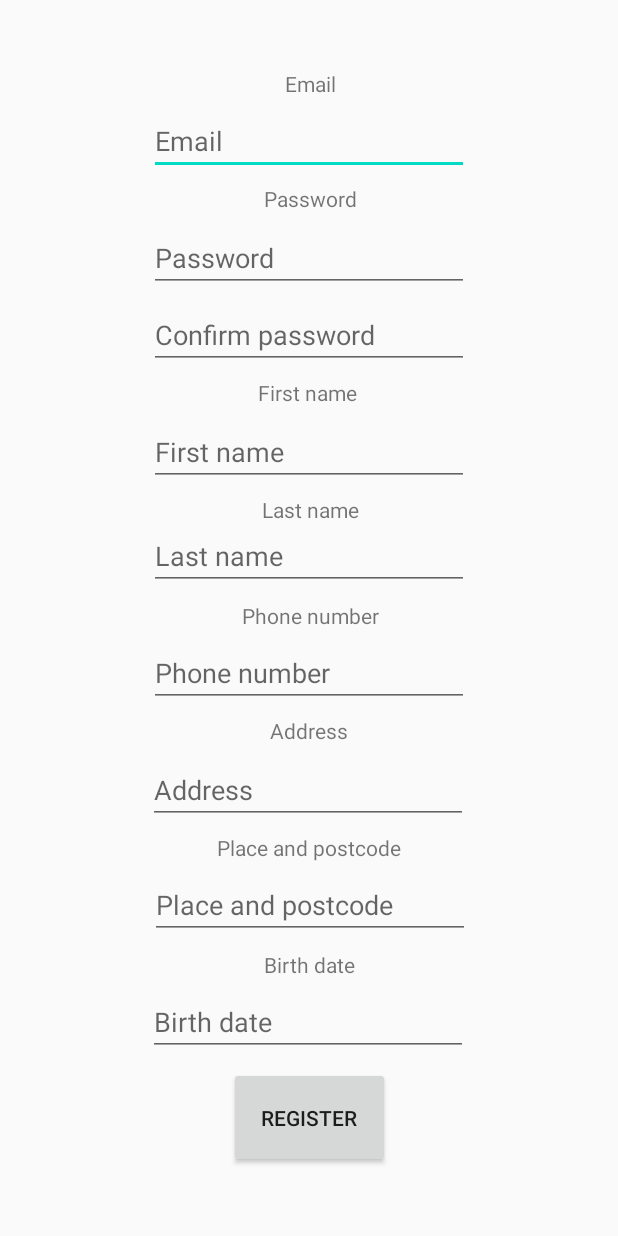
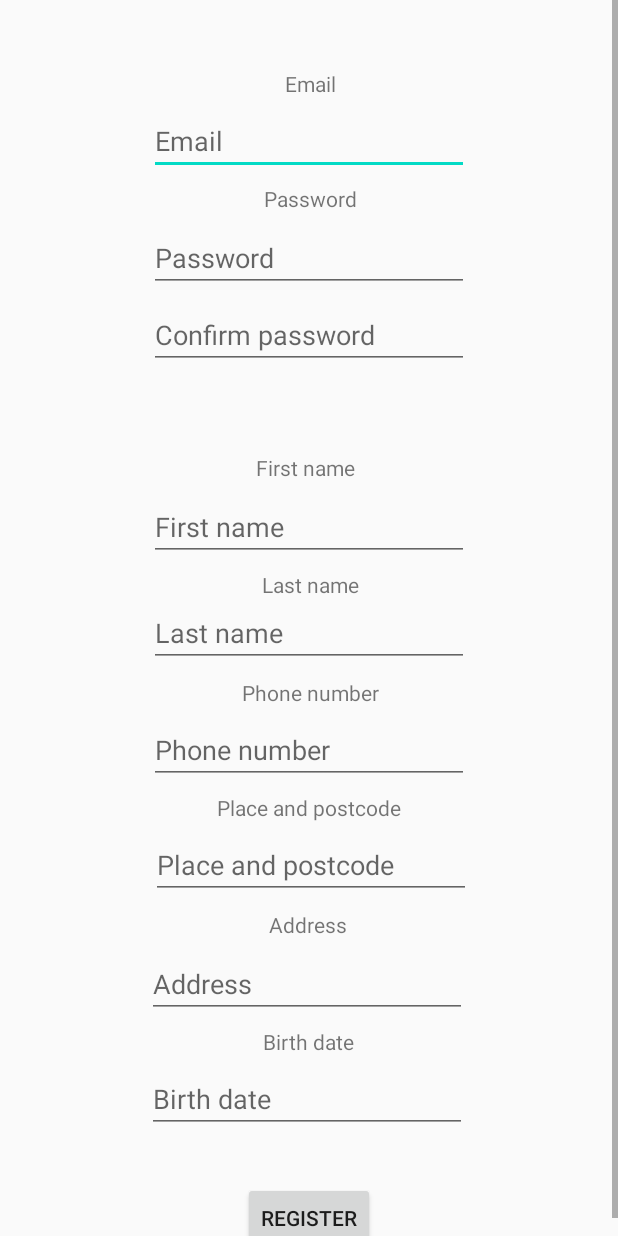
Before and after one commit to k-rahman/cottage-republic, an Android app: the layout register_screen.xml on its own in the app's theme, with its tools: preview values and no code run, on a phone screen of 412 x 824 dp. Run offline under Robolectric (Android 15) with nearby library versions, the phone set to English and light mode, and no system bars.

Commit message:
added Scroll View for the register_screen.xml

```diff
--- a/app/src/main/res/layout/register_screen.xml
+++ b/app/src/main/res/layout/register_screen.xml
@@ -1,10 +1,24 @@
 <?xml version="1.0" encoding="utf-8"?>
 <androidx.constraintlayout.widget.ConstraintLayout xmlns:android="http://schemas.android.com/apk/res/android"
-    xmlns:app="http://schemas.android.com/apk/res-auto"
     xmlns:tools="http://schemas.android.com/tools"
     android:layout_width="match_parent"
     android:layout_height="match_parent"
     tools:context=".RegisterScreen">
+
+    <ScrollView
+        android:id="@+id/RegisterView"
+        android:layout_width="match_parent"
+        android:layout_height="match_parent"
+        tools:layout_editor_absoluteX="0dp"
+        tools:layout_editor_absoluteY="0dp">
+
+        <LinearLayout
+            android:id="@+id/RegisterViewLinear"
+            android:layout_width="match_parent"
+            android:layout_height="wrap_content"
+            android:gravity="center"
+            android:orientation="vertical"
+            tools:baselineAligned="true">
 
             <TextView
                 android:id="@+id/textEmailAddress"
@@ -13,27 +27,17 @@
                 android:layout_marginStart="1dp"
                 android:layout_marginTop="46dp"
                 android:layout_marginBottom="6dp"
-        android:text="@string/email"
-        app:layout_constraintBottom_toTopOf="@+id/editEmailAddress"
-        app:layout_constraintEnd_toEndOf="parent"
-        app:layout_constraintHorizontal_bias="0.5"
-        app:layout_constraintStart_toStartOf="parent"
-        app:layout_constraintTop_toTopOf="parent" />
+                android:text="@string/email" />
 
             <EditText
                 android:id="@+id/editEmailAddress"
                 android:layout_width="wrap_content"
                 android:layout_height="wrap_content"
                 android:layout_marginBottom="6dp"
+                android:autofillHints="emailAddress"
                 android:ems="10"
                 android:hint="@string/email"
-        android:inputType="textEmailAddress"
-        app:layout_constraintBottom_toTopOf="@+id/textPassword"
-        app:layout_constraintEnd_toEndOf="parent"
-        app:layout_constraintHorizontal_bias="0.5"
-        app:layout_constraintStart_toStartOf="parent"
-        app:layout_constraintTop_toBottomOf="@+id/textEmailAddress"
-        android:autofillHints="emailAddress" />
+                android:inputType="textEmailAddress" />
 
             <TextView
                 android:id="@+id/textPassword"
@@ -41,100 +45,64 @@
                 android:layout_height="wrap_content"
                 android:layout_marginStart="1dp"
                 android:layout_marginBottom="7dp"
-        android:text="@string/password"
-        app:layout_constraintBottom_toTopOf="@+id/editPassword"
-        app:layout_constraintEnd_toEndOf="parent"
-        app:layout_constraintHorizontal_bias="0.5"
-        app:layout_constraintStart_toStartOf="parent"
-        app:layout_constraintTop_toBottomOf="@+id/editEmailAddress" />
+                android:text="@string/password" />
 
             <EditText
                 android:id="@+id/editPassword"
                 android:layout_width="wrap_content"
                 android:layout_height="wrap_content"
                 android:layout_marginBottom="6dp"
+                android:autofillHints="newPassword"
                 android:ems="10"
                 android:hint="@string/password"
-        android:inputType="textPassword"
-        app:layout_constraintBottom_toTopOf="@+id/editPassword2"
-        app:layout_constraintEnd_toEndOf="parent"
-        app:layout_constraintHorizontal_bias="0.5"
-        app:layout_constraintStart_toStartOf="parent"
-        app:layout_constraintTop_toBottomOf="@+id/textPassword"
-        android:autofillHints="newPassword" />
+                android:inputType="textPassword" />
 
             <EditText
                 android:id="@+id/editPassword2"
                 android:layout_width="wrap_content"
                 android:layout_height="wrap_content"
                 android:layout_marginBottom="6dp"
+                android:autofillHints="newPassword"
                 android:ems="10"
                 android:hint="@string/confirm_password"
-        android:inputType="textPassword"
-        app:layout_constraintBottom_toTopOf="@+id/textFname"
-        app:layout_constraintEnd_toEndOf="parent"
-        app:layout_constraintHorizontal_bias="0.5"
-        app:layout_constraintStart_toStartOf="parent"
-        app:layout_constraintTop_toBottomOf="@+id/editPassword"
-        android:autofillHints="newPassword" />
+                android:inputType="textPassword" />
 
             <TextView
                 android:id="@+id/textFname"
                 android:layout_width="wrap_content"
                 android:layout_height="wrap_content"
                 android:layout_marginStart="151dp"
+                android:layout_marginTop="50dp"
                 android:layout_marginEnd="153dp"
                 android:layout_marginBottom="7dp"
-        android:text="@string/first_name"
-        app:layout_constraintBottom_toTopOf="@+id/editFname"
-        app:layout_constraintEnd_toEndOf="parent"
-        app:layout_constraintHorizontal_bias="0.5"
-        app:layout_constraintStart_toStartOf="parent"
-        app:layout_constraintTop_toBottomOf="@+id/editPassword2" />
+                android:text="@string/first_name" />
 
             <EditText
                 android:id="@+id/editFname"
                 android:layout_width="wrap_content"
                 android:layout_height="wrap_content"
                 android:layout_marginBottom="6dp"
+                android:autofillHints="personGivenName"
                 android:ems="10"
                 android:hint="@string/first_name"
-        android:inputType="textPersonName"
-        app:layout_constraintBottom_toTopOf="@+id/textLname"
-        app:layout_constraintEnd_toEndOf="parent"
-        app:layout_constraintHorizontal_bias="0.5"
-        app:layout_constraintStart_toStartOf="parent"
-        app:layout_constraintTop_toBottomOf="@+id/textFname"
-        android:autofillHints="personGivenName" />
+                android:inputType="textPersonName" />
 
             <TextView
                 android:id="@+id/textLname"
                 android:layout_width="wrap_content"
                 android:layout_height="wrap_content"
                 android:layout_marginStart="1dp"
-        android:layout_marginBottom="6dp"
-        android:text="@string/last_name"
-        app:layout_constraintBottom_toTopOf="@+id/editLname"
-        app:layout_constraintEnd_toEndOf="parent"
-        app:layout_constraintHorizontal_bias="0.5"
-        app:layout_constraintStart_toStartOf="parent"
-        app:layout_constraintTop_toBottomOf="@+id/editFname" />
+                android:text="@string/last_name" />
 
             <EditText
                 android:id="@+id/editLname"
                 android:layout_width="wrap_content"
                 android:layout_height="wrap_content"
-        android:layout_marginTop="18dp"
                 android:layout_marginBottom="7dp"
+                android:autofillHints="personFamilyName"
                 android:ems="10"
                 android:hint="@string/last_name"
-        android:inputType="textPersonName"
-        app:layout_constraintBottom_toTopOf="@+id/textPhone"
-        app:layout_constraintEnd_toEndOf="parent"
-        app:layout_constraintHorizontal_bias="0.5"
-        app:layout_constraintStart_toStartOf="parent"
-        app:layout_constraintTop_toTopOf="@+id/textLname"
-        android:autofillHints="personFamilyName" />
+                android:inputType="textPersonName" />
 
             <TextView
                 android:id="@+id/textPhone"
@@ -142,27 +110,35 @@
                 android:layout_height="wrap_content"
                 android:layout_marginStart="1dp"
                 android:layout_marginBottom="6dp"
-        android:text="@string/phone_number"
-        app:layout_constraintBottom_toTopOf="@+id/editPhone"
-        app:layout_constraintEnd_toEndOf="parent"
-        app:layout_constraintHorizontal_bias="0.5"
-        app:layout_constraintStart_toStartOf="parent"
-        app:layout_constraintTop_toBottomOf="@+id/textLname" />
+                android:text="@string/phone_number" />
 
             <EditText
                 android:id="@+id/editPhone"
                 android:layout_width="wrap_content"
                 android:layout_height="wrap_content"
                 android:layout_marginBottom="6dp"
+                android:autofillHints="phoneNumber"
                 android:ems="10"
                 android:hint="@string/phone_number"
-        android:inputType="phone"
-        app:layout_constraintBottom_toTopOf="@+id/textPostalAddress"
-        app:layout_constraintEnd_toEndOf="parent"
-        app:layout_constraintHorizontal_bias="0.5"
-        app:layout_constraintStart_toStartOf="parent"
-        app:layout_constraintTop_toBottomOf="@+id/textPhone"
-        android:autofillHints="phoneNumber" />
+                android:inputType="phone" />
+
+            <TextView
+                android:id="@+id/ViewPlaceAndPostcode"
+                android:layout_width="wrap_content"
+                android:layout_height="wrap_content"
+                android:layout_marginBottom="6dp"
+                android:text="@string/place_and_postcode" />
+
+            <EditText
+                android:id="@+id/editPlaceAndPostcode"
+                android:layout_width="wrap_content"
+                android:layout_height="wrap_content"
+                android:layout_marginStart="1dp"
+                android:layout_marginBottom="7dp"
+                android:autofillHints="extendedPostalCode"
+                android:ems="10"
+                android:hint="@string/place_and_postcode"
+                android:inputType="textPersonName" />
 
             <TextView
                 android:id="@+id/textPostalAddress"
@@ -171,12 +147,7 @@
                 android:layout_marginStart="1dp"
                 android:layout_marginEnd="2dp"
                 android:layout_marginBottom="7dp"
-        android:text="@string/address"
-        app:layout_constraintBottom_toTopOf="@+id/editPostalAddress"
-        app:layout_constraintEnd_toEndOf="parent"
-        app:layout_constraintHorizontal_bias="0.5"
-        app:layout_constraintStart_toStartOf="parent"
-        app:layout_constraintTop_toBottomOf="@+id/editPhone" />
+                android:text="@string/address" />
 
             <EditText
                 android:id="@+id/editPostalAddress"
@@ -184,55 +155,17 @@
                 android:layout_height="wrap_content"
                 android:layout_marginEnd="1dp"
                 android:layout_marginBottom="6dp"
+                android:autofillHints="postalAddress"
                 android:ems="10"
                 android:hint="@string/address"
-        android:inputType="textPostalAddress"
-        app:layout_constraintBottom_toTopOf="@+id/ViewPlaceAndPostcode"
-        app:layout_constraintEnd_toEndOf="parent"
-        app:layout_constraintHorizontal_bias="0.5"
-        app:layout_constraintStart_toStartOf="parent"
-        app:layout_constraintTop_toBottomOf="@+id/textPostalAddress"
-        android:autofillHints="postalAddress" />
-
-    <TextView
-        android:id="@+id/ViewPlaceAndPostcode"
-        android:layout_width="wrap_content"
-        android:layout_height="wrap_content"
-        android:layout_marginBottom="6dp"
-        android:text="@string/place_and_postcode"
-        app:layout_constraintBottom_toTopOf="@+id/editPlaceAndPostcode"
-        app:layout_constraintEnd_toEndOf="parent"
-        app:layout_constraintHorizontal_bias="0.5"
-        app:layout_constraintStart_toStartOf="parent"
-        app:layout_constraintTop_toBottomOf="@+id/editPostalAddress" />
-
-    <EditText
-        android:id="@+id/editPlaceAndPostcode"
-        android:layout_width="wrap_content"
-        android:layout_height="wrap_content"
-        android:layout_marginStart="1dp"
-        android:layout_marginBottom="7dp"
-        android:ems="10"
-        android:hint="@string/place_and_postcode"
-        android:inputType="textPersonName"
-        app:layout_constraintBottom_toTopOf="@+id/textViewDate"
-        app:layout_constraintEnd_toEndOf="parent"
-        app:layout_constraintHorizontal_bias="0.5"
-        app:layout_constraintStart_toStartOf="parent"
-        app:layout_constraintTop_toBottomOf="@+id/ViewPlaceAndPostcode"
-        android:autofillHints="extendedPostalCode" />
+                android:inputType="textPostalAddress" />
 
             <TextView
                 android:id="@+id/textViewDate"
                 android:layout_width="wrap_content"
                 android:layout_height="wrap_content"
                 android:layout_marginBottom="6dp"
-        android:text="@string/birth_date"
-        app:layout_constraintBottom_toTopOf="@+id/editBirthDate"
-        app:layout_constraintEnd_toEndOf="parent"
-        app:layout_constraintHorizontal_bias="0.5"
-        app:layout_constraintStart_toStartOf="parent"
-        app:layout_constraintTop_toBottomOf="@+id/editPlaceAndPostcode" />
+                android:text="@string/birth_date" />
 
             <EditText
                 android:id="@+id/editBirthDate"
@@ -240,26 +173,19 @@
                 android:layout_height="wrap_content"
                 android:layout_marginEnd="1dp"
                 android:layout_marginBottom="7dp"
+                android:autofillHints="birthDateFull"
                 android:ems="10"
                 android:hint="@string/birth_date"
-        android:inputType="date"
-        app:layout_constraintBottom_toTopOf="@+id/button"
-        app:layout_constraintEnd_toEndOf="parent"
-        app:layout_constraintHorizontal_bias="0.5"
-        app:layout_constraintStart_toStartOf="parent"
-        app:layout_constraintTop_toBottomOf="@+id/textViewDate"
-        android:autofillHints="birthDateFull" />
+                android:inputType="date" />
 
             <Button
                 android:id="@+id/button"
-        android:layout_width="107dp"
-        android:layout_height="0dp"
-        android:layout_marginBottom="45dp"
-        android:text="@string/register"
-        app:layout_constraintBottom_toBottomOf="parent"
-        app:layout_constraintEnd_toEndOf="parent"
-        app:layout_constraintHorizontal_bias="0.5"
-        app:layout_constraintStart_toStartOf="parent"
-        app:layout_constraintTop_toBottomOf="@+id/editBirthDate" />
+                android:layout_width="wrap_content"
+                android:layout_height="wrap_content"
+                android:layout_marginTop="25dp"
+                android:padding="5dp"
+                android:text="@string/register" />
+        </LinearLayout>
+    </ScrollView>
 
 </androidx.constraintlayout.widget.ConstraintLayout>
```
Lines whose indentation alone changed are shown as unchanged.
